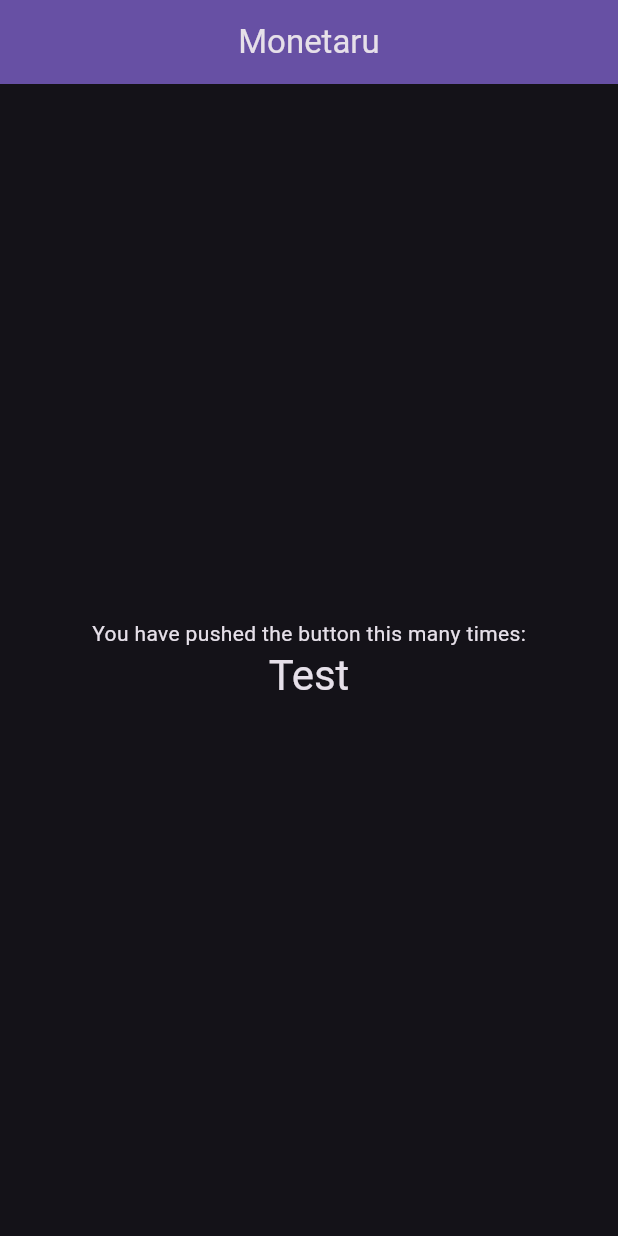
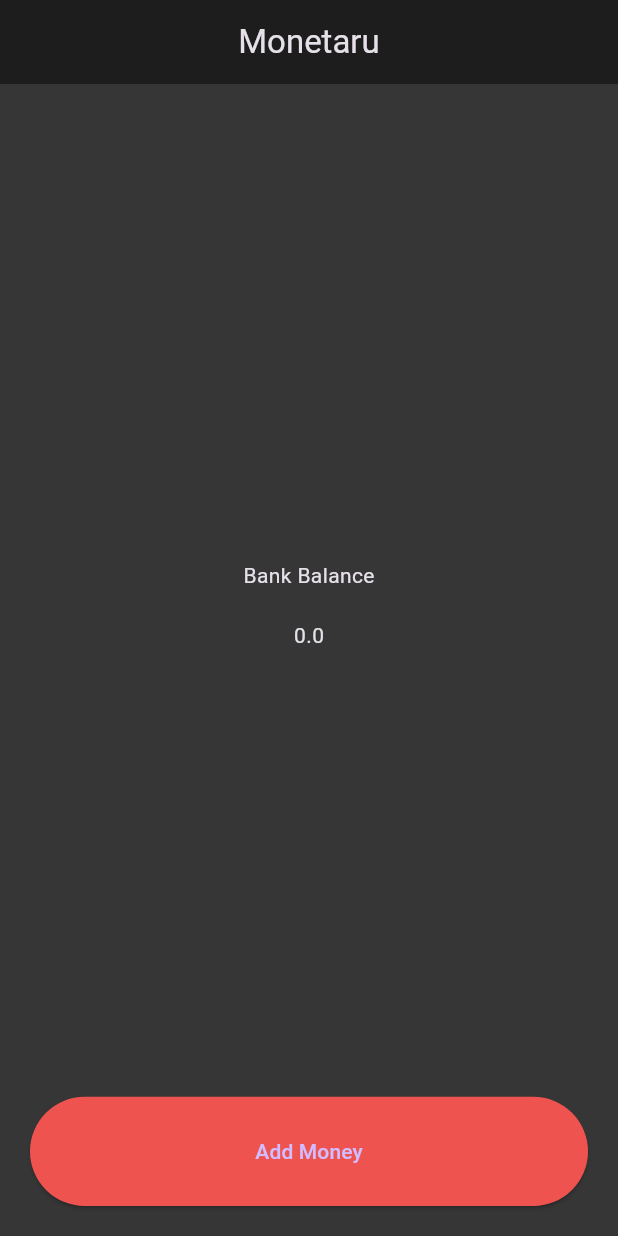
Before and after one commit to ISCIrvingDev/flutter-monetary, a Flutter app: the screen it shows after launch, on a phone screen of 412 x 824 dp. Run offline on Flutter 3.47's test engine with Material 3 defaults, Android fonts, the phone set to English and light mode, and no system bars.

Commit message:
Add AddMoney & bankBalance components

```diff
--- /dev/null
+++ b/lib/components/add_monetary.dart
@@ -0,0 +1,21 @@
+import 'package:flutter/material.dart';
+
+class AddMoney extends StatelessWidget {
+  final Function(double val) callback;
+
+  const AddMoney({super.key, required this.callback});
+
+  @override
+  Widget build(BuildContext context) => ElevatedButton(
+    style: ElevatedButton.styleFrom(
+      backgroundColor: Colors.red[400],
+      minimumSize: Size(double.infinity, 0),
+    ),
+    onPressed: () => callback(500),
+    child: Text('Add Money'),
+  );
+}
+
+// void onPressedHandler(double balance) {
+//   balance = balance + 500;
+// }
--- /dev/null
+++ b/lib/components/bank_balance.dart
@@ -0,0 +1,5 @@
+import 'package:flutter/material.dart';
+
+List<Widget> bankBalance(double balance) {
+  return [Text('Bank Balance'), SizedBox(height: 20), Text(('$balance'))];
+}
--- a/lib/main.dart
+++ b/lib/main.dart
@@ -1,4 +1,7 @@
 import 'package:flutter/material.dart';
+import 'package:monetary/components/bank_balance.dart';
+
+import 'components/add_monetary.dart';
 
 void main() {
   runApp(const MyApp());
@@ -12,7 +15,7 @@ class MyApp extends StatelessWidget {
   Widget build(BuildContext context) {
     return MaterialApp(
       title: 'Flutter Demo',
-      theme: ThemeData.dark(),
+      theme: ThemeData.dark(useMaterial3: true),
       home: const MyHomePage(title: 'Monetaru'),
     );
   }
@@ -27,20 +30,46 @@ class MyHomePage extends StatefulWidget {
 }
 
 class _MyHomePageState extends State<MyHomePage> {
+  double balance = 0;
+
   @override
   Widget build(BuildContext context) {
     return Scaffold(
       appBar: AppBar(
         centerTitle: true,
-        backgroundColor: Theme.of(context).colorScheme.inversePrimary,
+        backgroundColor: const Color.fromARGB(
+          255,
+          29,
+          29,
+          29,
+        ), // Theme.of(context).colorScheme.primary,
         title: Text(widget.title),
       ),
-      body: Center(
+      body: Container(
+        padding: EdgeInsets.all(20),
+        color: const Color.fromARGB(255, 54, 54, 54),
+        height: double.infinity,
+        width: double.infinity,
         child: Column(
-          mainAxisAlignment: MainAxisAlignment.center,
-          children: <Widget>[
-            const Text('You have pushed the button this many times:'),
-            Text('Test', style: Theme.of(context).textTheme.headlineMedium),
+          mainAxisAlignment: MainAxisAlignment.spaceBetween,
+          children: [
+            Expanded(
+              flex: 9,
+              child: Column(
+                mainAxisAlignment: MainAxisAlignment.center,
+                children: bankBalance(balance),
+              ),
+            ),
+            Expanded(
+              flex: 1,
+              child: AddMoney(
+                callback: (double val) {
+                  setState(() {
+                    balance = balance + val;
+                  });
+                },
+              ),
+            ),
           ],
         ),
       ),
```
